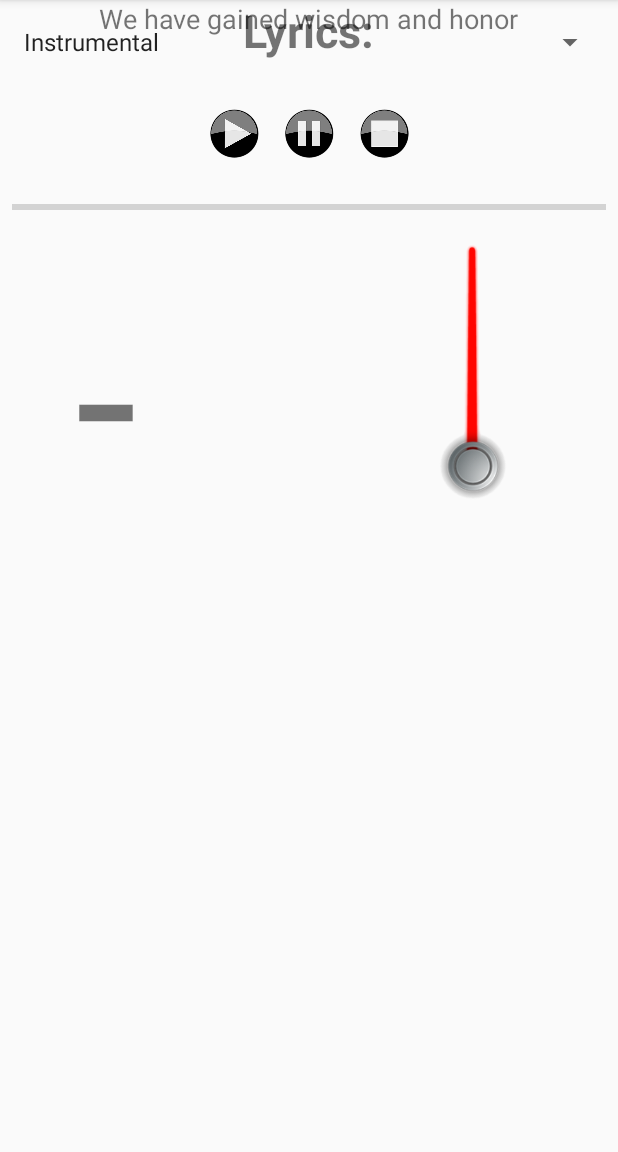
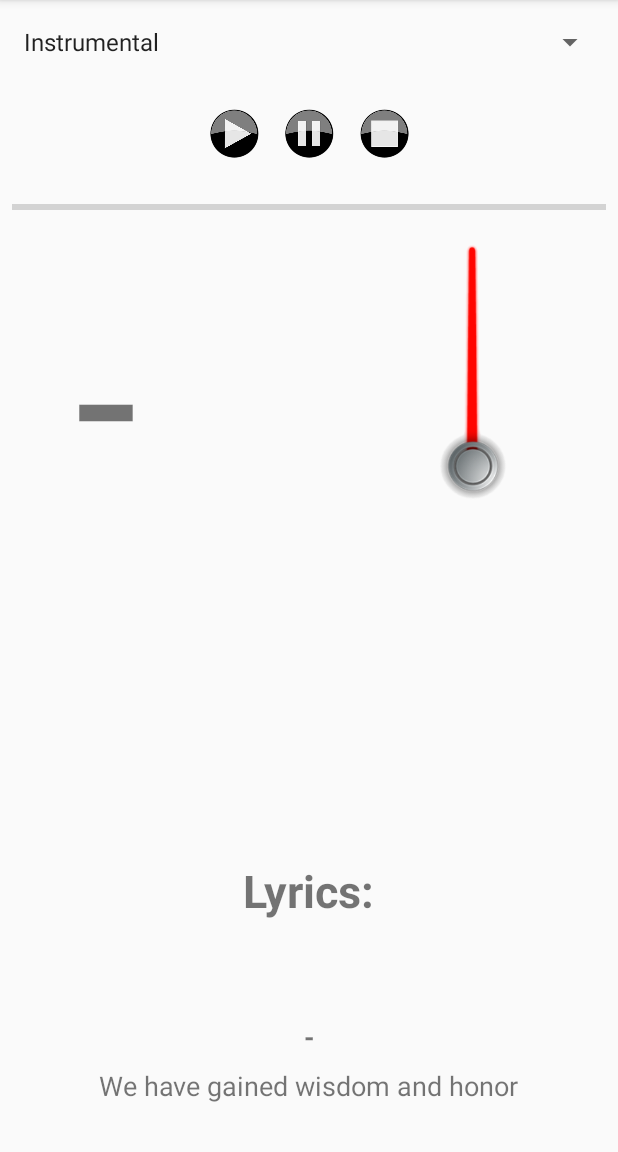
Before and after one commit to aknobloch/Alma-Mater-Native, an Android app: the screen it shows after launch (MainActivity), on a phone screen of 412 x 824 dp, the part 84-1236 px from its top. Run offline under Robolectric (Android 15) with nearby library versions, the phone set to English and light mode, and no system bars; 1 statement that could not run was skipped.

Commit message:
fix layout

```diff
--- a/app/src/main/res/layout/content_main.xml
+++ b/app/src/main/res/layout/content_main.xml
@@ -130,17 +130,17 @@
         android:id="@+id/lyricHeading"
         android:layout_width="wrap_content"
         android:layout_height="wrap_content"
+        android:layout_marginBottom="32dp"
         android:layout_marginLeft="8dp"
         android:layout_marginRight="8dp"
         android:text="@string/lyrics"
         android:textSize="30sp"
         android:textStyle="bold"
+        app:layout_constraintBottom_toTopOf="@+id/pastLyric"
         app:layout_constraintLeft_toLeftOf="parent"
         app:layout_constraintRight_toRightOf="parent"
         android:layout_marginStart="8dp"
-        android:layout_marginEnd="8dp"
-        tools:layout_editor_absoluteY="358dp"
-        app:layout_constraintHorizontal_bias="0.501"/>
+        android:layout_marginEnd="8dp"/>
 
     <TextView
         android:id="@+id/pastLyric"
@@ -178,15 +178,17 @@
         android:id="@+id/nextLyric"
         android:layout_width="wrap_content"
         android:layout_height="wrap_content"
+        android:layout_marginBottom="32dp"
         android:layout_marginEnd="8dp"
         android:layout_marginLeft="8dp"
         android:layout_marginRight="8dp"
         android:layout_marginStart="8dp"
         android:text="@string/first_lyric"
         android:textSize="18sp"
+        app:layout_constraintBottom_toBottomOf="parent"
+        app:layout_constraintHorizontal_bias="0.501"
         app:layout_constraintLeft_toLeftOf="parent"
         app:layout_constraintRight_toRightOf="parent"
-        tools:text="Lyrics Will Go Here"
-        tools:layout_editor_absoluteY="483dp"/>
+        tools:text="Lyrics Will Go Here"/>
 
 </android.support.constraint.ConstraintLayout>
```
